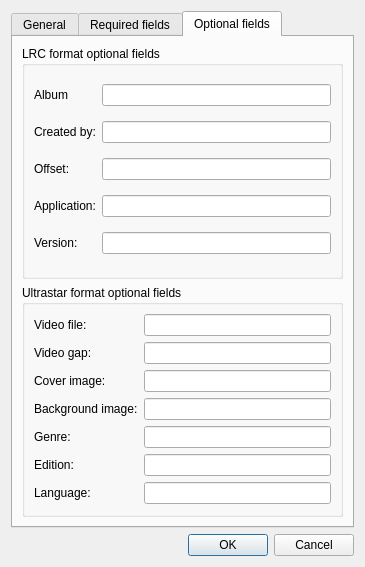
Before: the Qt Designer form src/dialog_projectsettings.ui in gyunaev/karlyriceditor, drawn with Qt 5.
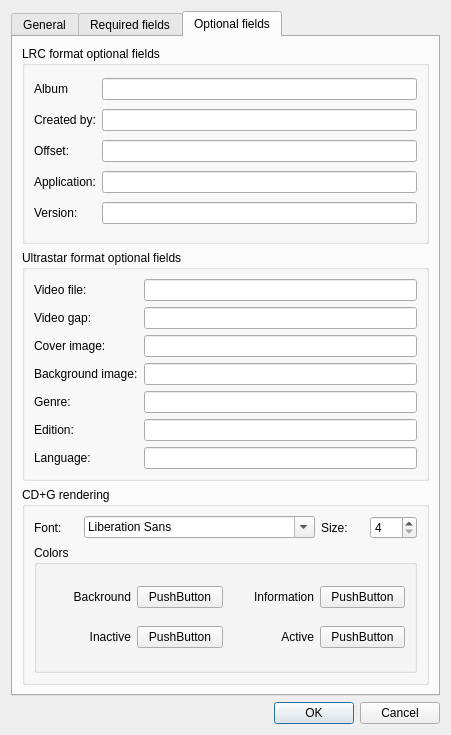
After: the same form once the commit is applied. The open tabs and pages were chosen to show the change. Custom widgets are drawn as their Qt base class.

Patch:
```diff
--- a/src/dialog_projectsettings.ui
+++ b/src/dialog_projectsettings.ui
@@ -6,8 +6,8 @@
    <rect>
     <x>0</x>
     <y>0</y>
-    <width>365</width>
-    <height>567</height>
+    <width>451</width>
+    <height>735</height>
    </rect>
   </property>
   <property name="windowTitle">
@@ -318,6 +318,145 @@
          </layout>
         </widget>
        </item>
+       <item>
+        <widget class="QGroupBox" name="groupCDG">
+         <property name="title">
+          <string>CD+G rendering</string>
+         </property>
+         <layout class="QVBoxLayout" name="verticalLayout_6">
+          <item>
+           <layout class="QHBoxLayout" name="horizontalLayout_2">
+            <item>
+             <widget class="QLabel" name="label_12">
+              <property name="text">
+               <string>Font:</string>
+              </property>
+             </widget>
+            </item>
+            <item>
+             <widget class="QFontComboBox" name="fontCDG">
+              <property name="whatsThis">
+               <string>Font family for preview window</string>
+              </property>
+             </widget>
+            </item>
+            <item>
+             <widget class="QLabel" name="label_18">
+              <property name="text">
+               <string>Size:</string>
+              </property>
+             </widget>
+            </item>
+            <item>
+             <widget class="QSpinBox" name="fontCDGSize">
+              <property name="whatsThis">
+               <string>Font size for preview window. Larger values are suggested (24 and up)</string>
+              </property>
+              <property name="minimum">
+               <number>4</number>
+              </property>
+              <property name="maximum">
+               <number>120</number>
+              </property>
+              <property name="singleStep">
+               <number>2</number>
+              </property>
+             </widget>
+            </item>
+           </layout>
+          </item>
+          <item>
+           <widget class="QGroupBox" name="groupBox_6">
+            <property name="title">
+             <string>Colors</string>
+            </property>
+            <layout class="QGridLayout" name="gridLayout_4">
+             <item row="0" column="0">
+              <widget class="QLabel" name="label_19">
+               <property name="text">
+                <string>Backround</string>
+               </property>
+               <property name="alignment">
+                <set>Qt::AlignRight|Qt::AlignTrailing|Qt::AlignVCenter</set>
+               </property>
+              </widget>
+             </item>
+             <item row="0" column="1">
+              <widget class="ColorButton" name="btnCDGColorBg">
+               <property name="whatsThis">
+                <string>Preview window background color.</string>
+               </property>
+               <property name="text">
+                <string>PushButton</string>
+               </property>
+              </widget>
+             </item>
+             <item row="0" column="2">
+              <widget class="QLabel" name="label_22">
+               <property name="text">
+                <string>Information</string>
+               </property>
+               <property name="alignment">
+                <set>Qt::AlignRight|Qt::AlignTrailing|Qt::AlignVCenter</set>
+               </property>
+              </widget>
+             </item>
+             <item row="0" column="3">
+              <widget class="ColorButton" name="btnCDGColorInfo">
+               <property name="whatsThis">
+                <string>Preview window text color for the text which has been sung.</string>
+               </property>
+               <property name="text">
+                <string>PushButton</string>
+               </property>
+              </widget>
+             </item>
+             <item row="1" column="0">
+              <widget class="QLabel" name="label_20">
+               <property name="text">
+                <string>Inactive</string>
+               </property>
+               <property name="alignment">
+                <set>Qt::AlignRight|Qt::AlignTrailing|Qt::AlignVCenter</set>
+               </property>
+              </widget>
+             </item>
+             <item row="1" column="1">
+              <widget class="ColorButton" name="btnCDGColorInactive">
+               <property name="whatsThis">
+                <string>Preview window text color for the text which is not being sung yet..</string>
+               </property>
+               <property name="text">
+                <string>PushButton</string>
+               </property>
+              </widget>
+             </item>
+             <item row="1" column="2">
+              <widget class="QLabel" name="label_21">
+               <property name="text">
+                <string>Active</string>
+               </property>
+               <property name="alignment">
+                <set>Qt::AlignRight|Qt::AlignTrailing|Qt::AlignVCenter</set>
+               </property>
+              </widget>
+             </item>
+             <item row="1" column="3">
+              <widget class="ColorButton" name="btnCDGColorActive">
+               <property name="whatsThis">
+                <string>Preview window text color for the text which has been sung.</string>
+               </property>
+               <property name="text">
+                <string>PushButton</string>
+               </property>
+              </widget>
+             </item>
+            </layout>
+           </widget>
+          </item>
+         </layout>
+        </widget>
+       </item>
       </layout>
      </widget>
     </widget>
@@ -331,6 +470,13 @@
    </item>
   </layout>
  </widget>
+ <customwidgets>
+  <customwidget>
+   <class>ColorButton</class>
+   <extends>QPushButton</extends>
+   <header>colorbutton.h</header>
+  </customwidget>
+ </customwidgets>
  <resources/>
  <connections>
   <connection>
```
